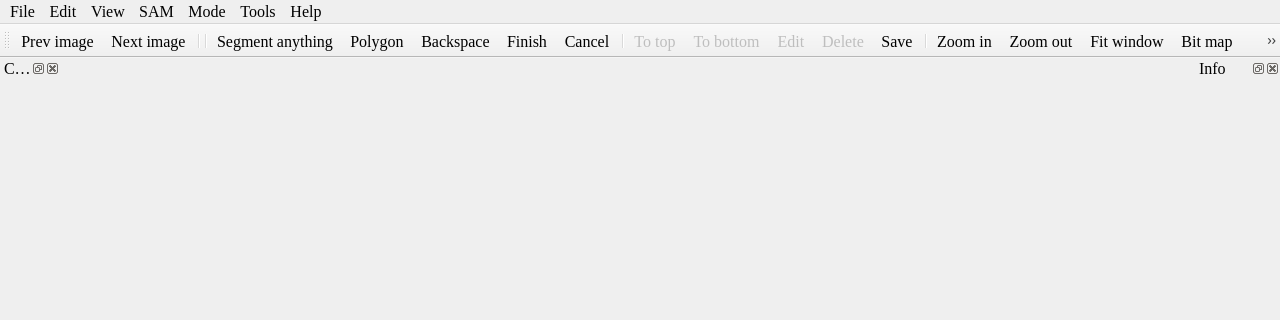
Above: ISAT/ui/MainWindow.ui from yatengLG/ISAT_with_segment_anything before the change; both pictures show x 0 to 1280 and y 0 to 320 of the 1280 by 764 pixel window. Below: the same form after it.
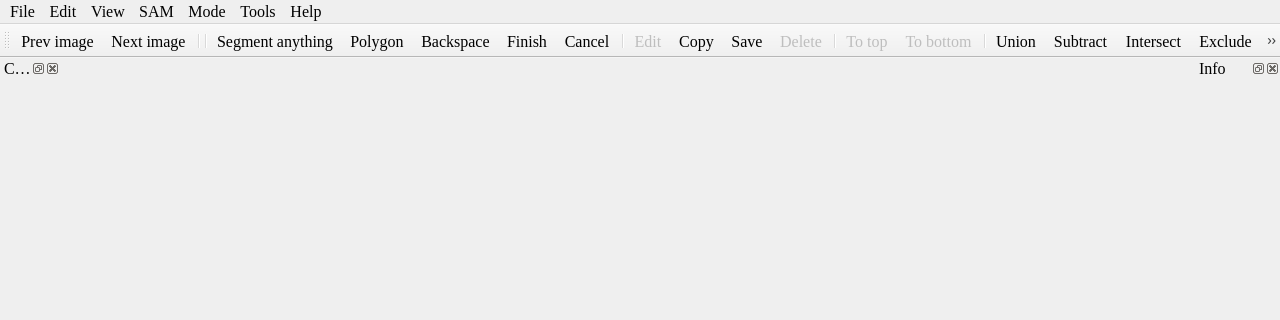
That is the form after the change. Icons and pictures are not drawn.

Diff of the .ui file:
```diff
--- a/ISAT/ui/MainWindow.ui
+++ b/ISAT/ui/MainWindow.ui
@@ -259,11 +259,18 @@
    <addaction name="actionFinish"/>
    <addaction name="actionCancel"/>
    <addaction name="separator"/>
-   <addaction name="actionTo_top"/>
-   <addaction name="actionTo_bottom"/>
    <addaction name="actionEdit"/>
-   <addaction name="actionDelete"/>
+   <addaction name="actionCopy"/>
    <addaction name="actionSave"/>
+   <addaction name="actionDelete"/>
+   <addaction name="separator"/>
+   <addaction name="actionTo_top"/>
+   <addaction name="actionTo_bottom"/>
+   <addaction name="separator"/>
+   <addaction name="actionUnion"/>
+   <addaction name="actionSubtract"/>
+   <addaction name="actionIntersect"/>
+   <addaction name="actionExclude"/>
    <addaction name="separator"/>
    <addaction name="actionZoom_in"/>
    <addaction name="actionZoom_out"/>
@@ -837,6 +844,66 @@
     <string>Annos validator</string>
    </property>
   </action>
+  <action name="actionCopy">
+   <property name="icon">
+    <iconset resource="../icons.qrc">
+     <normaloff>:/icon/icons/复制_copy.svg</normaloff>:/icon/icons/复制_copy.svg</iconset>
+   </property>
+   <property name="text">
+    <string>Copy</string>
+   </property>
+   <property name="shortcut">
+    <string>Ctrl+C</string>
+   </property>
+  </action>
+  <action name="actionUnion">
+   <property name="icon">
+    <iconset resource="../icons.qrc">
+     <normaloff>:/icon/icons/合并选择_union-selection.svg</normaloff>:/icon/icons/合并选择_union-selection.svg</iconset>
+   </property>
+   <property name="text">
+    <string>Union</string>
+   </property>
+   <property name="shortcut">
+    <string>Ctrl+A</string>
+   </property>
+  </action>
+  <action name="actionSubtract">
+   <property name="icon">
+    <iconset resource="../icons.qrc">
+     <normaloff>:/icon/icons/减去上一层_subtract-selection-one.svg</normaloff>:/icon/icons/减去上一层_subtract-selection-one.svg</iconset>
+   </property>
+   <property name="text">
+    <string>Subtract</string>
+   </property>
+   <property name="shortcut">
+    <string>Ctrl+D</string>
+   </property>
+  </action>
+  <action name="actionIntersect">
+   <property name="icon">
+    <iconset resource="../icons.qrc">
+     <normaloff>:/icon/icons/相交选择_intersect-selection.svg</normaloff>:/icon/icons/相交选择_intersect-selection.svg</iconset>
+   </property>
+   <property name="text">
+    <string>Intersect</string>
+   </property>
+   <property name="shortcut">
+    <string>Ctrl+Q</string>
+   </property>
+  </action>
+  <action name="actionExclude">
+   <property name="icon">
+    <iconset resource="../icons.qrc">
+     <normaloff>:/icon/icons/排除选择_exclude-selection.svg</normaloff>:/icon/icons/排除选择_exclude-selection.svg</iconset>
+   </property>
+   <property name="text">
+    <string>Exclude</string>
+   </property>
+   <property name="shortcut">
+    <string>Ctrl+E</string>
+   </property>
+  </action>
  </widget>
  <resources>
   <include location="../icons.qrc"/>
```
Left out of the diff: 16 changed lines with no effect on the pictures.
